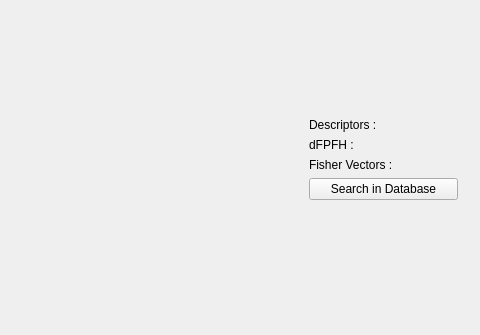
The window that mainwindow.ui (el-cangrejo/3D_Vision) describes before a commit, drawn with Qt 5; both pictures show x 403 to 883 and y 147 to 482 of the 883 by 482 pixel window.
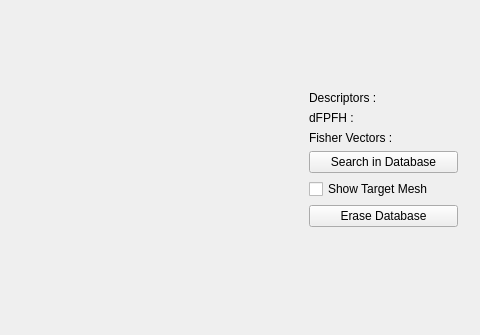
The same window after the commit. The open tabs and pages were chosen to show the change. Custom widgets are drawn as their Qt base class.

Commit message: Database handling improvements and signal slot connections

Patch:
```diff
--- a/mainwindow.ui
+++ b/mainwindow.ui
@@ -525,6 +525,20 @@
             </property>
            </widget>
           </item>
+          <item>
+           <widget class="QCheckBox" name="ShowTargetMeshCheckBox">
+            <property name="text">
+             <string>Show Target Mesh</string>
+            </property>
+           </widget>
+          </item>
+          <item>
+           <widget class="QPushButton" name="EraseDatabseButton">
+            <property name="text">
+             <string>Erase Database</string>
+            </property>
+           </widget>
+          </item>
          </layout>
         </item>
        </layout>
```
Left out of the diff: 2 changed lines with no effect on the pictures. The commit also changes 7 other files.
